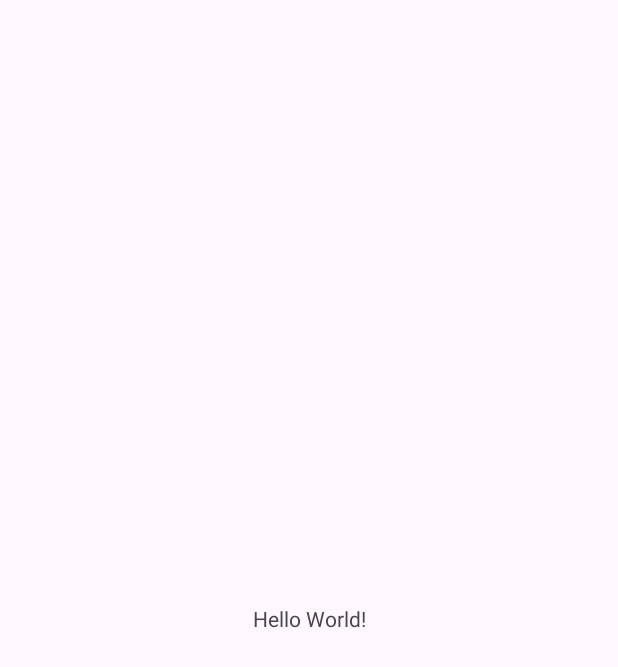
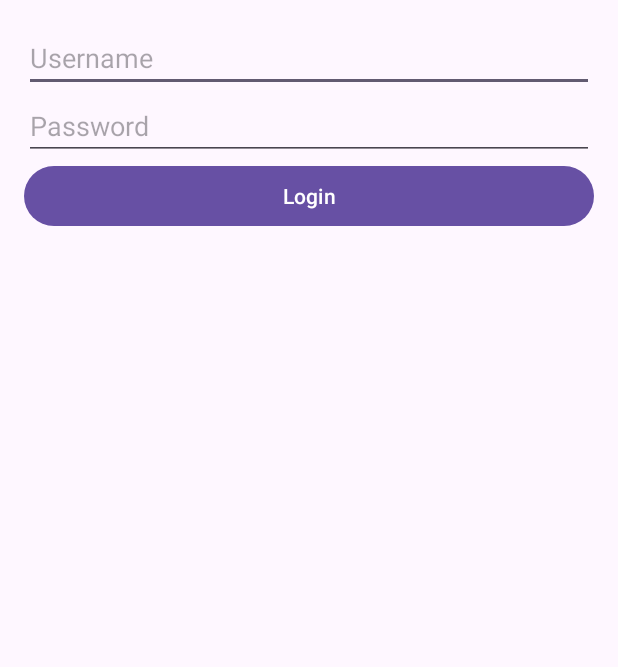
Before and after one commit to adibminanurohman/SiAmilNewGen, an Android app: the screen it shows after launch (MainActivity), on a phone screen of 412 x 824 dp. Before the commit the part shown is almost empty. Shown: the top 667 px of the screen. Run offline under Robolectric (Android 15) with nearby library versions, the phone set to English and light mode, and no system bars.

Commit message:
add : login

```diff
--- a/app/build.gradle.kts
+++ b/app/build.gradle.kts
@@ -45,4 +45,6 @@ dependencies {
     testImplementation(libs.junit)
     androidTestImplementation(libs.androidx.junit)
     androidTestImplementation(libs.androidx.espresso.core)
+    implementation ("com.squareup.okhttp3:okhttp:4.9.3")
+
 }
--- a/app/src/main/AndroidManifest.xml
+++ b/app/src/main/AndroidManifest.xml
@@ -1,6 +1,8 @@
 <?xml version="1.0" encoding="utf-8"?>
 <manifest xmlns:android="http://schemas.android.com/apk/res/android"
     xmlns:tools="http://schemas.android.com/tools">
+
+    <uses-permission android:name="android.permission.INTERNET"/>
 
     <application
         android:allowBackup="true"
@@ -8,6 +10,7 @@
         android:fullBackupContent="@xml/backup_rules"
         android:icon="@mipmap/ic_launcher"
         android:label="@string/app_name"
+        android:usesCleartextTraffic="true"
         android:roundIcon="@mipmap/ic_launcher_round"
         android:supportsRtl="true"
         android:theme="@style/Theme.SiAmilNewGen"
--- a/app/src/main/res/layout/activity_main.xml
+++ b/app/src/main/res/layout/activity_main.xml
@@ -1,19 +1,27 @@
-<?xml version="1.0" encoding="utf-8"?>
-<androidx.constraintlayout.widget.ConstraintLayout xmlns:android="http://schemas.android.com/apk/res/android"
-    xmlns:app="http://schemas.android.com/apk/res-auto"
-    xmlns:tools="http://schemas.android.com/tools"
-    android:id="@+id/main"
+<LinearLayout xmlns:android="http://schemas.android.com/apk/res/android"
     android:layout_width="match_parent"
     android:layout_height="match_parent"
-    tools:context=".MainActivity">
+    xmlns:tools="http://schemas.android.com/tools"
+    android:orientation="vertical"
+    tools:context=".MainActivity"
+    android:padding="16dp">
 
-    <TextView
-        android:layout_width="wrap_content"
+    <EditText
+        android:id="@+id/usernameEditText"
+        android:layout_width="match_parent"
         android:layout_height="wrap_content"
-        android:text="Hello World!"
-        app:layout_constraintBottom_toBottomOf="parent"
-        app:layout_constraintEnd_toEndOf="parent"
-        app:layout_constraintStart_toStartOf="parent"
-        app:layout_constraintTop_toTopOf="parent" />
+        android:hint="Username" />
 
-</androidx.constraintlayout.widget.ConstraintLayout>
+    <EditText
+        android:id="@+id/passwordEditText"
+        android:layout_width="match_parent"
+        android:layout_height="wrap_content"
+        android:hint="Password"
+        android:inputType="textPassword" />
+
+    <Button
+        android:id="@+id/loginButton"
+        android:layout_width="match_parent"
+        android:layout_height="wrap_content"
+        android:text="Login" />
+</LinearLayout>
--- a/gradle/libs.versions.toml
+++ b/gradle/libs.versions.toml
@@ -9,6 +9,7 @@ appcompat = "1.6.1"
 material = "1.12.0"
 activity = "1.9.0"
 constraintlayout = "2.1.4"
+okhttp = "4.9.3"
 
 [libraries]
 androidx-core-ktx = { group = "androidx.core", name = "core-ktx", version.ref = "coreKtx" }
@@ -19,6 +20,7 @@ androidx-appcompat = { group = "androidx.appcompat", name = "appcompat", version
 material = { group = "com.google.android.material", name = "material", version.ref = "material" }
 androidx-activity = { group = "androidx.activity", name = "activity", version.ref = "activity" }
 androidx-constraintlayout = { group = "androidx.constraintlayout", name = "constraintlayout", version.ref = "constraintlayout" }
+okhttp = { module = "com.squareup.okhttp3:okhttp", version.ref = "okhttp" }
 
 [plugins]
 android-application = { id = "com.android.application", version.ref = "agp" }
```
Also changed, not shown: app/src/main/java/com/laznaslmi/siamil/MainActivity.kt (+78 -8 lines).
